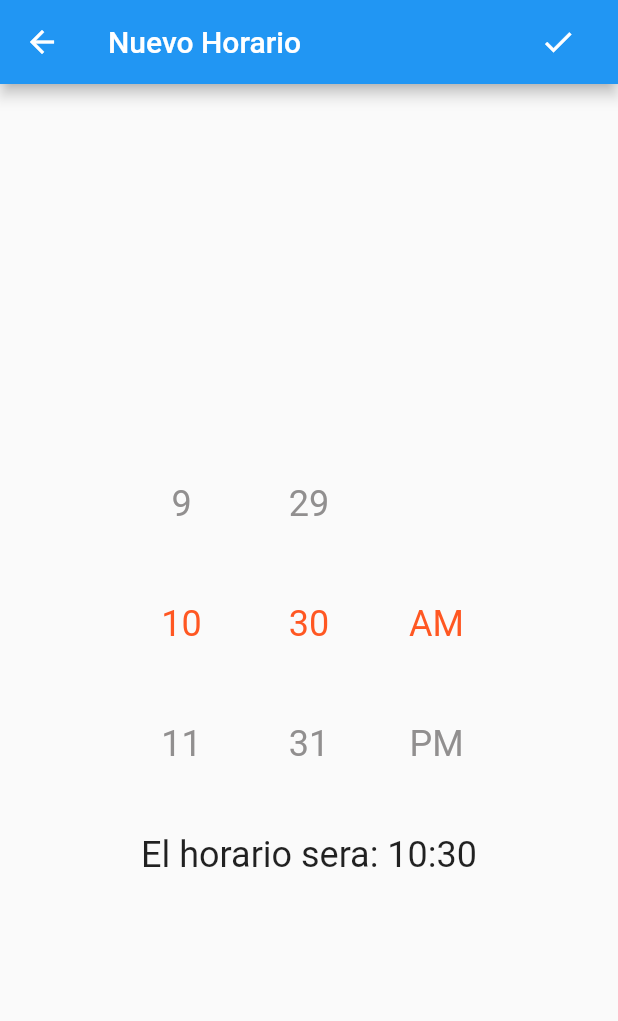
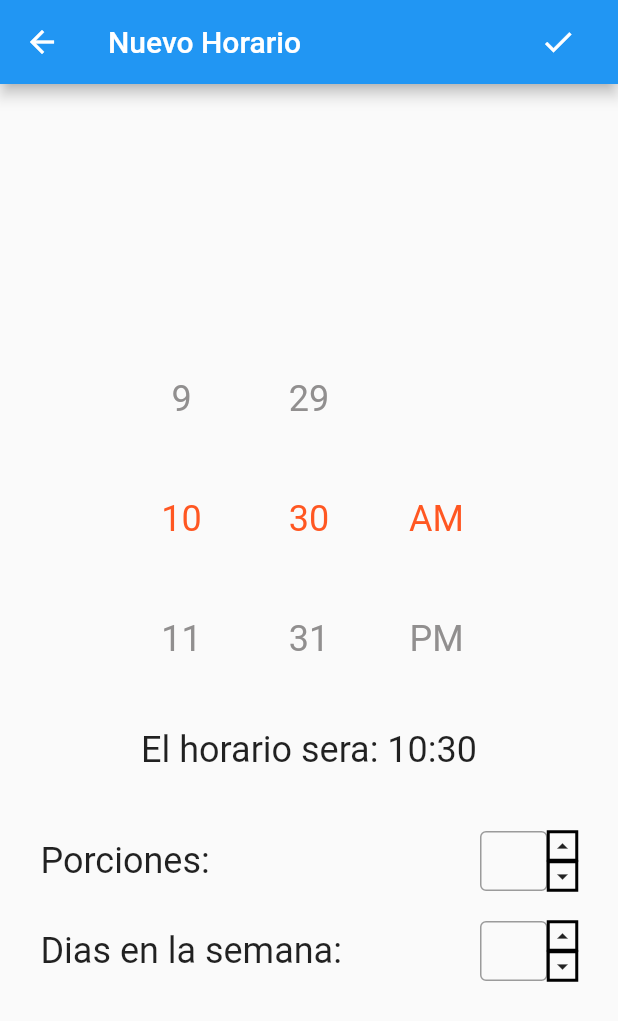
Before and after one commit to Oscarrr00/FeedTech, a Flutter app: the LoggedPage screen opened directly, after a tap on the "add" icon, on a phone screen of 412 x 824 dp. Shown: the top 1021 px of the screen. Run offline on Flutter 3.47's test engine with Material 2 defaults, Android fonts, the phone set to English and light mode, and no system bars; drawn by our look-alikes of flutter_time_picker_spinner; our stand-ins replace firebase_auth, firebase_core, flutter_datetime_picker, flutter_dotenv; missing offline and left inert: flutterfire_ui; accounts and stored records are empty.

Commit message:
Mejoras en pagina principal, y diseño

```diff
--- /dev/null
+++ b/lib/items/data_de_incremente_smaller.dart
@@ -0,0 +1,72 @@
+import 'package:flutter/material.dart';
+
+class DataDeIncrementSmaller extends StatelessWidget {
+  final TextEditingController controller;
+  DataDeIncrementSmaller({
+    Key? key,
+    required this.controller,
+  }) : super(key: key);
+
+  @override
+  Widget build(BuildContext context) {
+    return Row(
+      mainAxisAlignment: MainAxisAlignment.center,
+      children: [
+        SizedBox(
+          height: 40,
+          width: 45,
+          child: TextFormField(
+            textAlign: TextAlign.center,
+            decoration: InputDecoration(
+              contentPadding: EdgeInsets.all(8.0),
+              border: OutlineInputBorder(),
+            ),
+            controller: controller,
+            keyboardType: TextInputType.numberWithOptions(
+              decimal: false,
+            ),
+          ),
+        ),
+        Container(
+          height: 40.0,
+          child: Column(
+            crossAxisAlignment: CrossAxisAlignment.center,
+            mainAxisAlignment: MainAxisAlignment.center,
+            children: [
+              Container(
+                height: 20,
+                decoration: ShapeDecoration(
+                    shape: BeveledRectangleBorder(
+                        side: BorderSide(
+                  color: Colors.black,
+                ))),
+                child: InkWell(
+                  onTap: () {},
+                  child: Icon(
+                    Icons.arrow_drop_up,
+                    size: 18.0,
+                  ),
+                ),
+              ),
+              Container(
+                height: 20,
+                decoration: ShapeDecoration(
+                    shape: BeveledRectangleBorder(
+                        side: BorderSide(
+                  color: Colors.black,
+                ))),
+                child: InkWell(
+                  onTap: () {},
+                  child: Icon(
+                    Icons.arrow_drop_down,
+                    size: 18.0,
+                  ),
+                ),
+              ),
+            ],
+          ),
+        ),
+      ],
+    );
+  }
+}
--- a/lib/items/item_timer.dart
+++ b/lib/items/item_timer.dart
@@ -11,28 +11,30 @@ class ItemTimer extends StatelessWidget {
   Widget build(BuildContext context) {
     bool isSwitched = false;
     return Padding(
-      padding: const EdgeInsets.only(bottom: 15.0),
+      padding: const EdgeInsets.only(bottom: 20.0),
       child: Container(
-        width: 60,
-        height: 60,
+        width: 80,
+        height: 80,
+        decoration: BoxDecoration(
+          color: Color.fromARGB(255, 237, 237, 237),
+          borderRadius: BorderRadius.circular(10),
+        ),
         padding: EdgeInsets.all(5),
-        child: ClipRRect(
         child: Row(
           mainAxisAlignment: MainAxisAlignment.spaceBetween,
           children: [
             Container(
-                child: Row(
+              child: Column(
+                mainAxisAlignment: MainAxisAlignment.spaceBetween,
+                crossAxisAlignment: CrossAxisAlignment.start,
                 children: [
                   Text(
-                        "${timer.hour.toString() + ':' + timer.minute.toString()}",
-                        style: TextStyle(fontSize: 45)),
-                    Column(
-                      mainAxisAlignment: MainAxisAlignment.spaceBetween,
-                      children: [
-                        SizedBox(),
-                        Text("PM", textAlign: TextAlign.start),
-                      ],
+                    "${timer.hour.toString() + ':' + timer.minute.toString().padLeft(2, "0")}",
+                    style: TextStyle(fontSize: 30),
+                    textAlign: TextAlign.left,
                   ),
+                  Text("Todos los dias"),
+                  Text("Alimento: 5 porcione(s)"),
                 ],
               ),
             ),
@@ -45,14 +47,14 @@ class ItemTimer extends StatelessWidget {
                   activeTrackColor: Colors.lightGreenAccent,
                   activeColor: Colors.green,
                 ),
-                  IconButton(onPressed: () {}, icon: Icon(Icons.edit)),
-                  IconButton(onPressed: () {}, icon: Icon(Icons.delete)),
+                IconButton(onPressed: () {}, icon: Icon(Icons.edit, size: 27)),
+                IconButton(
+                    onPressed: () {}, icon: Icon(Icons.delete, size: 27)),
               ],
             )),
           ],
         ),
       ),
-      ),
     );
   }
 }
--- a/lib/pages/add_timer.dart
+++ b/lib/pages/add_timer.dart
@@ -1,3 +1,5 @@
+import 'package:feedtech/items/data_de_incremente_smaller.dart';
+import 'package:feedtech/pages/logged_page.dart';
 import 'package:flutter/material.dart';
 import 'package:flutter_time_picker_spinner/flutter_time_picker_spinner.dart';
 
@@ -11,6 +13,7 @@ class AddTimerPage extends StatefulWidget {
 }
 
 class _AddTimerPageState extends State<AddTimerPage> {
+  var portionsController = TextEditingController();
   DateTime _dateTime = DateTime.now();
   @override
   Widget build(BuildContext context) {
@@ -20,11 +23,21 @@ class _AddTimerPageState extends State<AddTimerPage> {
           mainAxisAlignment: MainAxisAlignment.spaceBetween,
           children: [
             Text("Nuevo Horario"),
-            IconButton(onPressed: () {}, icon: Icon(Icons.check))
+            IconButton(
+                onPressed: () {
+                  Navigator.of(context).push(
+                    MaterialPageRoute(
+                      builder: (context) => LoggedPage(),
+                    ),
+                  );
+                },
+                icon: Icon(Icons.check))
           ],
         ),
       ),
-      body: Center(
+      body: Padding(
+        padding: const EdgeInsets.all(27.0),
+        child: Center(
             child: Column(
           mainAxisAlignment: MainAxisAlignment.center,
           children: [
@@ -47,8 +60,25 @@ class _AddTimerPageState extends State<AddTimerPage> {
             Text(
                 "El horario sera: ${_dateTime.hour.toString() + ':' + _dateTime.minute.toString()}",
                 style: TextStyle(fontSize: 24)),
+            SizedBox(height: 40),
+            Row(
+              mainAxisAlignment: MainAxisAlignment.spaceBetween,
+              children: [
+                Text("Porciones: ", style: TextStyle(fontSize: 24)),
+                DataDeIncrementSmaller(controller: portionsController)
+              ],
+            ),
+            SizedBox(height: 20),
+            Row(
+              mainAxisAlignment: MainAxisAlignment.spaceBetween,
+              children: [
+                Text("Dias en la semana: ", style: TextStyle(fontSize: 24)),
+                DataDeIncrementSmaller(controller: portionsController)
+              ],
+            )
           ],
         )),
+      ),
     );
   }
 }
--- a/lib/pages/logged_page.dart
+++ b/lib/pages/logged_page.dart
@@ -15,37 +15,15 @@ class LoggedPage extends StatelessWidget {
     return Scaffold(
       appBar: AppBar(
         title: Row(
-          mainAxisAlignment: MainAxisAlignment.spaceBetween,
+          mainAxisAlignment: MainAxisAlignment.center,
           children: [
             Text("FeedTech"),
-            Container(
-              child: Row(
-                children: [
-                  IconButton(
-                      onPressed: () {
-                        Navigator.of(context).push(
-                          MaterialPageRoute(
-                            builder: (context) => AddTimerPage(),
-                          ),
-                        );
-                      },
-                      icon: Icon(Icons.add)),
-                  IconButton(
-                      onPressed: () {
-                        Navigator.of(context).push(
-                          MaterialPageRoute(
-                            builder: (context) => AddTimerPage(),
-                          ),
-                        );
-                      },
-                      icon: Icon(Icons.analytics)),
           ],
         ),
       ),
-          ],
-        ),
-      ),
-      body: Center(
+      body: CustomPaint(
+        painter: BackgroundPainter(),
+        child: Center(
           child: Padding(
             padding: const EdgeInsets.all(25.0),
             child: Column(
@@ -55,20 +33,26 @@ class LoggedPage extends StatelessWidget {
                   child: Column(
                     mainAxisAlignment: MainAxisAlignment.center,
                     children: [
-                    Row(mainAxisAlignment: MainAxisAlignment.center, children: [
-                      Text("El plato esta: ", style: TextStyle(fontSize: 20)),
+                      Row(
+                          mainAxisAlignment: MainAxisAlignment.center,
+                          children: [
+                            Text("El plato esta: ",
+                                style: TextStyle(fontSize: 20)),
                             (vacio_lleno)
                                 ? Text("LLENO",
-                              style: TextStyle(color: Colors.red, fontSize: 20))
+                                    style: TextStyle(
+                                        color: Colors.red, fontSize: 20))
                                 : Text("VACIO",
-                              style:
-                                  TextStyle(color: Colors.blue, fontSize: 20))
+                                    style: TextStyle(
+                                        color: Colors.blue, fontSize: 20))
                           ]),
                       SizedBox(height: 20),
                       Row(
                         mainAxisAlignment: MainAxisAlignment.spaceEvenly,
                         children: [
-                        InkWell(
+                          Material(
+                            shape: CircleBorder(),
+                            child: InkWell(
                               splashColor: Colors.black,
                               onTap: () {},
                               customBorder: CircleBorder(),
@@ -76,15 +60,21 @@ class LoggedPage extends StatelessWidget {
                                 decoration: BoxDecoration(
                                     shape: BoxShape.circle,
                                     border: Border.all(
-                                    color: Color.fromARGB(255, 169, 164, 164),
+                                        color:
+                                            Color.fromARGB(255, 206, 199, 199),
                                         width: 2)),
                                 height: 60,
                                 width: 60,
                                 child: Icon(
-                                color: Colors.blue, Icons.numbers, size: 30),
+                                    color: Colors.blue,
+                                    Icons.numbers,
+                                    size: 28),
                               ),
                             ),
-                        InkWell(
+                          ),
+                          Material(
+                            shape: CircleBorder(),
+                            child: InkWell(
                               splashColor: Colors.black,
                               onTap: () {},
                               customBorder: CircleBorder(),
@@ -92,14 +82,18 @@ class LoggedPage extends StatelessWidget {
                                 decoration: BoxDecoration(
                                     shape: BoxShape.circle,
                                     border: Border.all(
-                                    color: Color.fromARGB(255, 169, 164, 164),
+                                        color:
+                                            Color.fromARGB(255, 206, 199, 199),
                                         width: 2)),
                                 height: 150,
                                 width: 150,
                                 child: Column(
                                   mainAxisAlignment: MainAxisAlignment.center,
                                   children: [
-                                Icon(color: Colors.blue, Icons.pets, size: 50),
+                                    Icon(
+                                        color: Colors.blue,
+                                        Icons.pets,
+                                        size: 50),
                                     SizedBox(height: 15),
                                     Text("Alimenar Manual",
                                         textAlign: TextAlign.center),
@@ -107,7 +101,10 @@ class LoggedPage extends StatelessWidget {
                                 ),
                               ),
                             ),
-                        InkWell(
+                          ),
+                          Material(
+                            shape: CircleBorder(),
+                            child: InkWell(
                               splashColor: Colors.black,
                               onTap: () {},
                               customBorder: CircleBorder(),
@@ -115,12 +112,16 @@ class LoggedPage extends StatelessWidget {
                                 decoration: BoxDecoration(
                                     shape: BoxShape.circle,
                                     border: Border.all(
-                                    color: Color.fromARGB(255, 169, 164, 164),
+                                        color:
+                                            Color.fromARGB(255, 206, 199, 199),
                                         width: 2)),
                                 height: 60,
                                 width: 60,
                                 child: Icon(
-                                color: Colors.blue, Icons.camera_alt, size: 30),
+                                    color: Colors.blue,
+                                    Icons.camera_alt,
+                                    size: 28),
+                              ),
                             ),
                           ),
                         ],
@@ -128,9 +129,11 @@ class LoggedPage extends StatelessWidget {
                     ],
                   ),
                 ),
+                SizedBox(height: 60),
                 (Timers != null)
                     ? Expanded(
                         child: Container(
+                          padding: EdgeInsets.all(10),
                           child: ListView(
                             scrollDirection: Axis.vertical,
                             children: List.generate(Timers.length, (index) {
@@ -140,10 +143,64 @@ class LoggedPage extends StatelessWidget {
                         ),
                       )
                     : Expanded(child: Container()),
+                InkWell(
+                  splashColor: Colors.black,
+                  onTap: () {
+                    Navigator.of(context).push(
+                      MaterialPageRoute(
+                        builder: (context) => AddTimerPage(),
+                      ),
+                    );
+                  },
+                  customBorder: CircleBorder(),
+                  child: Ink(
+                    decoration: BoxDecoration(
+                        shape: BoxShape.circle,
+                        border: Border.all(
+                            color: Color.fromARGB(255, 220, 215, 215),
+                            width: 2)),
+                    height: 65,
+                    width: 65,
+                    child: Icon(color: Colors.black, Icons.add, size: 35),
+                  ),
+                ),
               ],
+            ),
           ),
         ),
       ),
     );
   }
 }
+
+class BackgroundPainter extends CustomPainter {
+  @override
+  void paint(Canvas canvas, Size size) {
+    final height = size.height;
+    final width = size.width;
+    Paint paint = new Paint();
+
+    Path mainBackground = new Path();
+    mainBackground.moveTo(0, height * 0.3);
+
+    mainBackground.lineTo(width * 0.26, height * 0.322);
+
+    mainBackground.quadraticBezierTo(
+        width * 0.43, height * 0.362, width * 0.5, height * 0.36);
+
+    mainBackground.quadraticBezierTo(
+        width * 0.57, height * 0.362, width * 0.74, height * 0.322);
+
+    mainBackground.lineTo(width, height * 0.3);
+
+    mainBackground.lineTo(width, 0);
+
+    mainBackground.lineTo(0, 0);
+
+    paint.color = Color.fromARGB(255, 102, 178, 244);
+    canvas.drawPath(mainBackground, paint);
+  }
+
+  @override
+  bool shouldRepaint(BackgroundPainter oldDelegate) => false;
+}
--- a/pubspec.yaml
+++ b/pubspec.yaml
@@ -41,6 +41,7 @@ dependencies:
   flutter_datetime_picker: ^1.5.1
   flutter_time_picker_spinner: ^2.0.0
   flutter_dotenv: ^5.0.2
+  charts_flutter: ^0.12.0
 
 dev_dependencies:
   flutter_launcher_icons: ^0.10.0
```
Also changed, not shown: pubspec.lock. Lines whose indentation alone changed are shown as unchanged.
